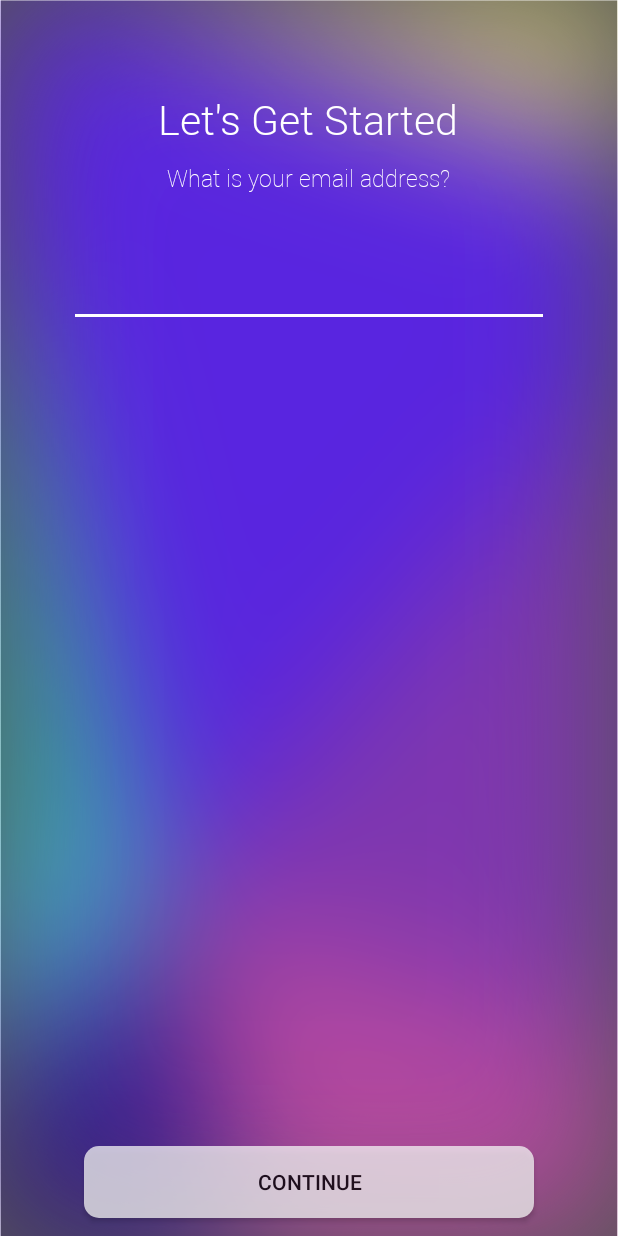
After one commit to investBalance/android-balance-app, an Android app: the EmailActivity screen opened directly, with no data from a screen before it, on a phone screen of 412 x 824 dp. The commit adds this screen. Run offline under Robolectric (Android 15) with nearby library versions, the phone set to English and light mode, and no system bars; our stand-ins replace ButterKnife.

Commit message:
Email sign up screen complete

```diff
--- a/app/build.gradle
+++ b/app/build.gradle
@@ -24,10 +24,12 @@ dependencies {
     androidTestCompile('com.android.support.test.espresso:espresso-core:2.2.2', {
         exclude group: 'com.android.support', module: 'support-annotations'
     })
+
+    // added Libraries
     compile 'com.android.support:appcompat-v7:25.3.1'
     compile 'com.android.support.constraint:constraint-layout:1.0.0-beta4'
-
-    // added Libraries
     compile 'com.squareup.picasso:picasso:2.5.2'
+    compile 'com.jakewharton:butterknife:8.7.0'
+    annotationProcessor 'com.jakewharton:butterknife-compiler:8.7.0'
     testCompile 'junit:junit:4.12'
 }
--- a/app/src/main/AndroidManifest.xml
+++ b/app/src/main/AndroidManifest.xml
@@ -9,7 +9,6 @@
         android:roundIcon="@mipmap/ic_launcher_round"
         android:supportsRtl="true"
         android:theme="@style/AppTheme">
-
         <activity android:name=".MainActivity">
             <intent-filter>
                 <action android:name="android.intent.action.MAIN" />
@@ -17,6 +16,7 @@
                 <category android:name="android.intent.category.LAUNCHER" />
             </intent-filter>
         </activity>
+        <activity android:name=".Views.EmailActivity"></activity>
     </application>
 
 </manifest>
--- a/app/src/main/java/com/example/hwhong/balance/MainActivity.java
+++ b/app/src/main/java/com/example/hwhong/balance/MainActivity.java
@@ -1,17 +1,25 @@
 package com.example.hwhong.balance;
 
+import android.content.Intent;
 import android.support.v7.app.ActionBar;
 import android.support.v7.app.AppCompatActivity;
 import android.os.Bundle;
 import android.view.Window;
 import android.view.WindowManager;
+import android.widget.Button;
 import android.widget.ImageView;
 
+import com.example.hwhong.balance.Views.EmailActivity;
 import com.squareup.picasso.Picasso;
+
+import butterknife.BindView;
+import butterknife.ButterKnife;
+import butterknife.OnClick;
 
 public class MainActivity extends AppCompatActivity {
 
-    ImageView imageView;
+    //@BindView(R.id.createAccountBut) Button createAccount;
+    @BindView(R.id.logInBut)         Button logIn;
 
     @Override
     protected void onCreate(Bundle savedInstanceState) {
@@ -23,9 +31,17 @@ public class MainActivity extends AppCompatActivity {
                 WindowManager.LayoutParams.FLAG_FULLSCREEN);
         this.setContentView(R.layout.activity_main);
 
+        ButterKnife.bind(this);
+
         ActionBar actionBar = getSupportActionBar();
         actionBar.hide();
 
 
     }
+
+    @OnClick(R.id.createAccountBut)
+    public void createAccount() {
+        Intent intent = new Intent(getApplicationContext(), EmailActivity.class);
+        startActivity(intent);
+    }
 }
--- /dev/null
+++ b/app/src/main/java/com/example/hwhong/balance/Views/EmailActivity.java
@@ -0,0 +1,51 @@
+package com.example.hwhong.balance.Views;
+
+import android.content.res.AssetManager;
+import android.graphics.PorterDuff;
+import android.graphics.Typeface;
+import android.support.v7.app.ActionBar;
+import android.support.v7.app.AppCompatActivity;
+import android.os.Bundle;
+import android.view.Window;
+import android.view.WindowManager;
+import android.widget.EditText;
+import android.widget.TextView;
+
+import com.example.hwhong.balance.R;
+
+import java.util.Locale;
+
+import butterknife.BindView;
+import butterknife.ButterKnife;
+
+public class EmailActivity extends AppCompatActivity {
+
+    @BindView(R.id.started_tv)     TextView started;
+    @BindView(R.id.question_email) TextView question_email;
+    @BindView(R.id.email_editText) EditText email_editText;
+
+    @Override
+    protected void onCreate(Bundle savedInstanceState) {
+        super.onCreate(savedInstanceState);
+        // Disable the Title bar
+        requestWindowFeature(Window.FEATURE_NO_TITLE);
+        // for full screen view
+        getWindow().setFlags(WindowManager.LayoutParams.FLAG_FULLSCREEN,
+                WindowManager.LayoutParams.FLAG_FULLSCREEN);
+        setContentView(R.layout.activity_email);
+        ButterKnife.bind(this);
+
+        ActionBar actionBar = getSupportActionBar();
+        actionBar.hide();
+
+        // Creating typeface fonts for textviews and editText
+        Typeface roboto_light = Typeface.createFromAsset(getAssets(), "fonts/Roboto-Light.ttf");
+        Typeface roboto_thin = Typeface.createFromAsset(getAssets(), "fonts/Roboto-Thin.ttf");
+
+        // Setting style for textviews and editText
+        started.setTypeface(roboto_light);
+        question_email.setTypeface(roboto_thin);
+        email_editText.setTypeface(roboto_light);
+        email_editText.getBackground().mutate().setColorFilter(getResources().getColor(R.color.white), PorterDuff.Mode.SRC_ATOP);
+    }
+}
--- /dev/null
+++ b/app/src/main/res/layout/activity_email.xml
@@ -0,0 +1,68 @@
+<?xml version="1.0" encoding="utf-8"?>
+<FrameLayout xmlns:android="http://schemas.android.com/apk/res/android"
+    xmlns:app="http://schemas.android.com/apk/res-auto"
+    xmlns:tools="http://schemas.android.com/tools"
+    android:layout_width="match_parent"
+    android:layout_height="match_parent"
+    tools:context="com.example.hwhong.balance.Views.EmailActivity">
+
+    <ImageView
+        android:layout_width="wrap_content"
+        android:layout_height="match_parent"
+        android:id="@+id/imageView"
+        android:background="@drawable/blur_background"/>
+
+    <RelativeLayout
+        android:layout_width="match_parent"
+        android:layout_height="match_parent">
+
+        <Button
+            android:id="@+id/continueBut"
+            android:layout_width="300dp"
+            android:layout_height="wrap_content"
+            android:layout_alignParentBottom="true"
+            android:layout_centerHorizontal="true"
+            android:layout_marginBottom="12dp"
+            android:alpha="0.75"
+            android:background="@drawable/button"
+            android:gravity="center"
+            android:text="@string/continue_button_name"
+            android:textColor="@color/black" />
+
+        <TextView
+            android:id="@+id/started_tv"
+            android:layout_width="wrap_content"
+            android:layout_height="wrap_content"
+            android:layout_alignParentTop="true"
+            android:layout_centerHorizontal="true"
+            android:layout_marginTop="61dp"
+            android:text="@string/email_started"
+            android:textColor="@color/white"
+            android:textSize="27dp" />
+
+        <TextView
+            android:id="@+id/question_email"
+            android:layout_width="wrap_content"
+            android:layout_height="wrap_content"
+            android:layout_below="@+id/started_tv"
+            android:layout_centerHorizontal="true"
+            android:layout_marginTop="10dp"
+            android:text="@string/question_email"
+            android:textColor="@color/white"
+            android:textSize="15dp" />
+
+        <EditText
+            android:id="@+id/email_editText"
+            android:layout_width="wrap_content"
+            android:layout_height="wrap_content"
+            android:layout_below="@+id/question_email"
+            android:layout_centerHorizontal="true"
+            android:layout_marginTop="36dp"
+            android:ems="10"
+            android:inputType="textEmailAddress"
+            android:textColor="@color/white"
+            android:textSize="24dp"
+            android:typeface="monospace" />
+    </RelativeLayout>
+
+</FrameLayout>
--- a/app/src/main/res/layout/activity_main.xml
+++ b/app/src/main/res/layout/activity_main.xml
@@ -18,7 +18,7 @@
         android:layout_height="match_parent">
 
         <Button
-            android:id="@+id/button"
+            android:id="@+id/createAccountBut"
             android:layout_width="300dp"
             android:layout_height="wrap_content"
             android:layout_marginBottom="64dp"
@@ -26,12 +26,12 @@
             android:gravity="center"
             android:text="@string/account_button_name"
             android:alpha="0.75"
-            android:textColor="@color/white"
+            android:textColor="@color/black"
             android:layout_alignParentBottom="true"
             android:layout_centerHorizontal="true" />
 
         <Button
-            android:id="@+id/button2"
+            android:id="@+id/logInBut"
             android:layout_width="wrap_content"
             android:layout_height="wrap_content"
             android:layout_alignParentBottom="true"
@@ -41,6 +41,17 @@
             android:textColor="@color/grayColor"
             android:background="@android:color/transparent" />
 
+        <ImageView
+            android:id="@+id/imageView2"
+            android:layout_width="match_parent"
+            android:layout_height="70dp"
+            android:layout_marginTop="150dp"
+            android:gravity="center"
+            app:srcCompat="@drawable/full_logo_white_balance"
+            android:layout_alignParentTop="true"
+            android:layout_alignParentLeft="true"
+            android:layout_alignParentStart="true" />
+
     </RelativeLayout>
 
 
--- a/app/src/main/res/values/colors.xml
+++ b/app/src/main/res/values/colors.xml
@@ -5,5 +5,6 @@
     <color name="colorAccent">#FF4081</color>
 
     <color name="grayColor">#F5F5F5</color>
-    <color name="white">#000</color>
+    <color name="black">#000</color>
+    <color name="white">#fff</color>
 </resources>
--- a/app/src/main/res/values/strings.xml
+++ b/app/src/main/res/values/strings.xml
@@ -2,4 +2,9 @@
     <string name="app_name">Balance</string>
     <string name="account_button_name">Create an Account</string>
     <string name="log_in_button_name">Log in</string>
+
+    <!--Strings needed for set-up-->
+    <string name="continue_button_name">Continue</string>
+    <string name="email_started">Let\'s Get Started</string>
+    <string name="question_email">What is your email address?</string>
 </resources>
```
Also changed, not shown: app/src/main/assets/fonts/Roboto-Light.ttf (added), app/src/main/assets/fonts/Roboto-Thin.ttf (added), app/src/main/res/drawable-nodpi/blur_background.png (added), app/src/main/res/drawable-nodpi/full_logo_black_balance.png (added), app/src/main/res/drawable-nodpi/full_logo_white_balance.png (added).
